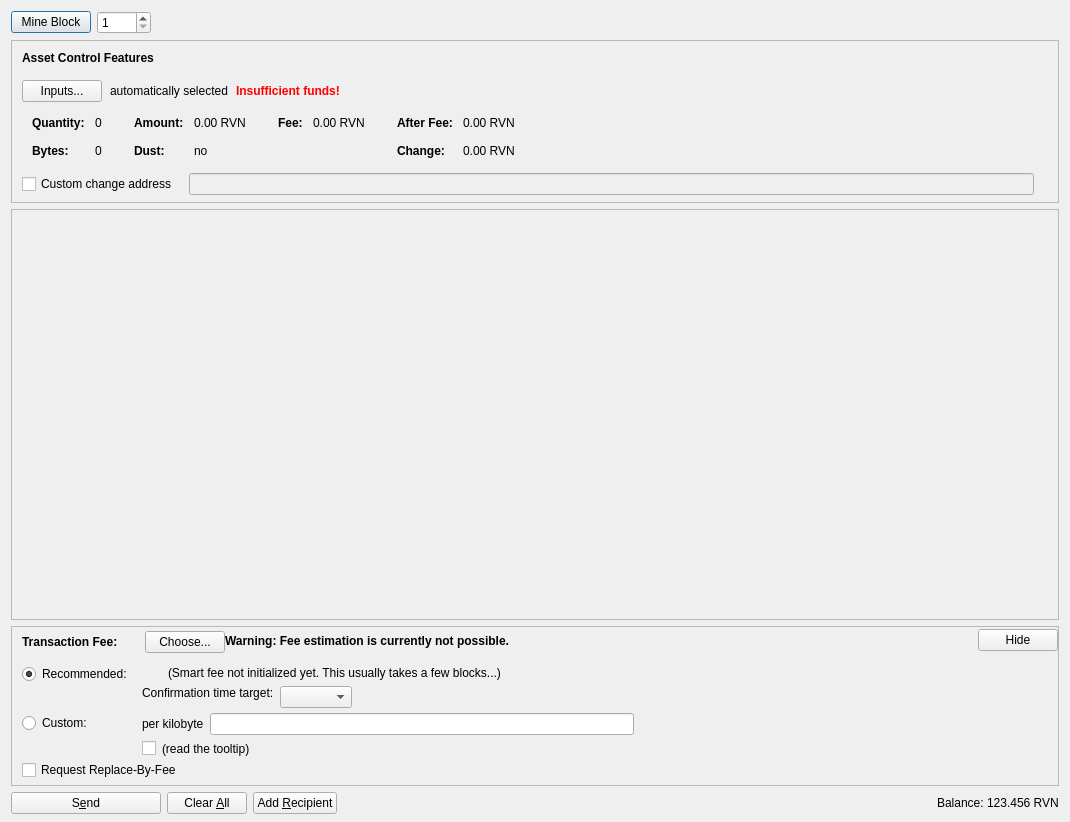
First picture: the form in src/qt/forms/assetsdialog.ui, repository RavenProject/Ravencoin, before the edit.
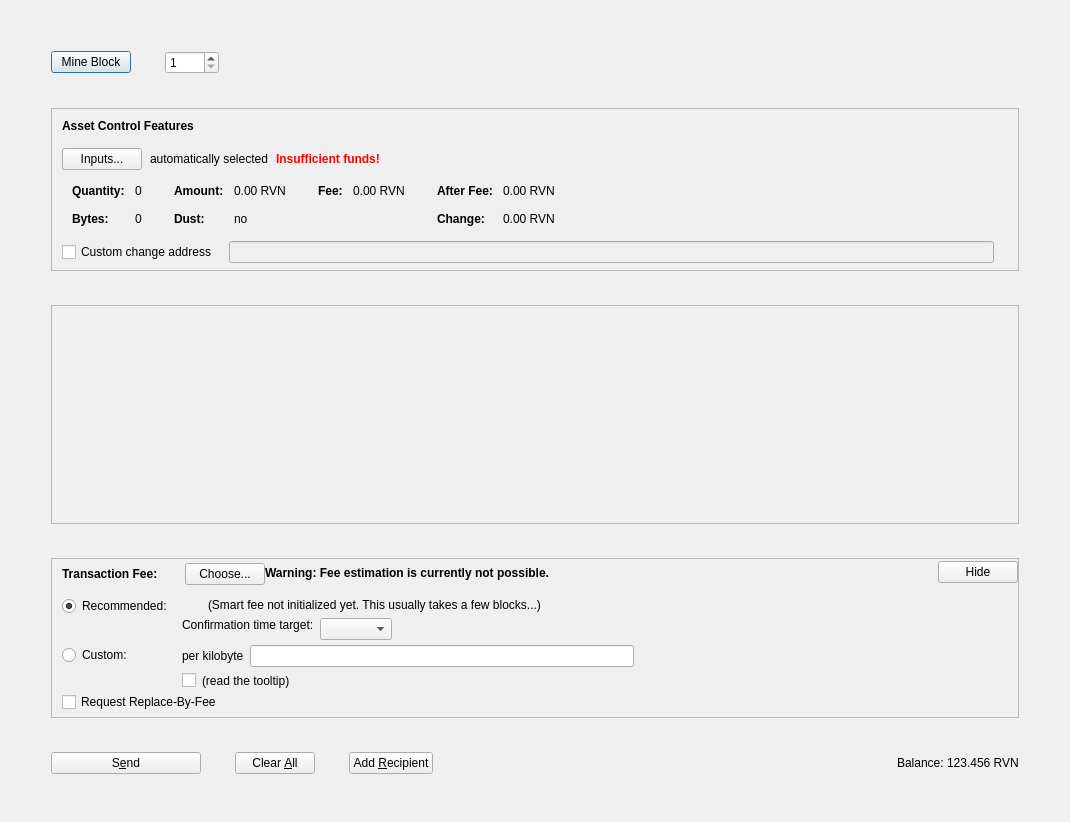
Second picture: the form after the edit. Icons and pictures are not drawn. Custom widgets are drawn as their Qt base class.

What changed in the file:
```diff
--- a/src/qt/forms/assetsdialog.ui
+++ b/src/qt/forms/assetsdialog.ui
@@ -13,9 +13,26 @@
   <property name="windowTitle">
    <string>Send Coins</string>
   </property>
-  <layout class="QVBoxLayout" name="verticalLayout" stretch="0,0,1,0,0">
+  <layout class="QVBoxLayout" name="verticalLayout" stretch="0">
    <property name="bottomMargin">
     <number>8</number>
+   </property>
+   <item>
+    <layout class="QVBoxLayout" name="verticalLayout_3">
+     <property name="spacing">
+      <number>34</number>
+     </property>
+     <property name="leftMargin">
+      <number>40</number>
+     </property>
+     <property name="topMargin">
+      <number>40</number>
+     </property>
+     <property name="rightMargin">
+      <number>40</number>
+     </property>
+     <property name="bottomMargin">
+      <number>40</number>
    </property>
    <item>
     <layout class="QHBoxLayout" name="horizontalLayout_3">
@@ -66,7 +83,7 @@
    <item>
     <widget class="QFrame" name="frameAssetControl">
      <property name="sizePolicy">
-      <sizepolicy hsizetype="Expanding" vsizetype="Expanding">
+        <sizepolicy hsizetype="Expanding" vsizetype="Fixed">
        <horstretch>0</horstretch>
        <verstretch>0</verstretch>
       </sizepolicy>
@@ -633,8 +650,8 @@
        <rect>
         <x>0</x>
         <y>0</y>
-        <width>1044</width>
-        <height>274</height>
+          <width>964</width>
+          <height>98</height>
        </rect>
       </property>
       <layout class="QVBoxLayout" name="verticalLayout_2" stretch="0,1">
@@ -677,7 +694,7 @@
    <item>
     <widget class="QFrame" name="frameFee">
      <property name="sizePolicy">
-      <sizepolicy hsizetype="Expanding" vsizetype="Expanding">
+        <sizepolicy hsizetype="Expanding" vsizetype="Fixed">
        <horstretch>0</horstretch>
        <verstretch>0</verstretch>
       </sizepolicy>
@@ -1299,6 +1316,8 @@
           <set>Qt::LinksAccessibleByMouse|Qt::TextSelectableByKeyboard|Qt::TextSelectableByMouse</set>
          </property>
         </widget>
+         </item>
+        </layout>
        </item>
       </layout>
      </item>
```
Lines whose indentation alone changed are shown as unchanged.
